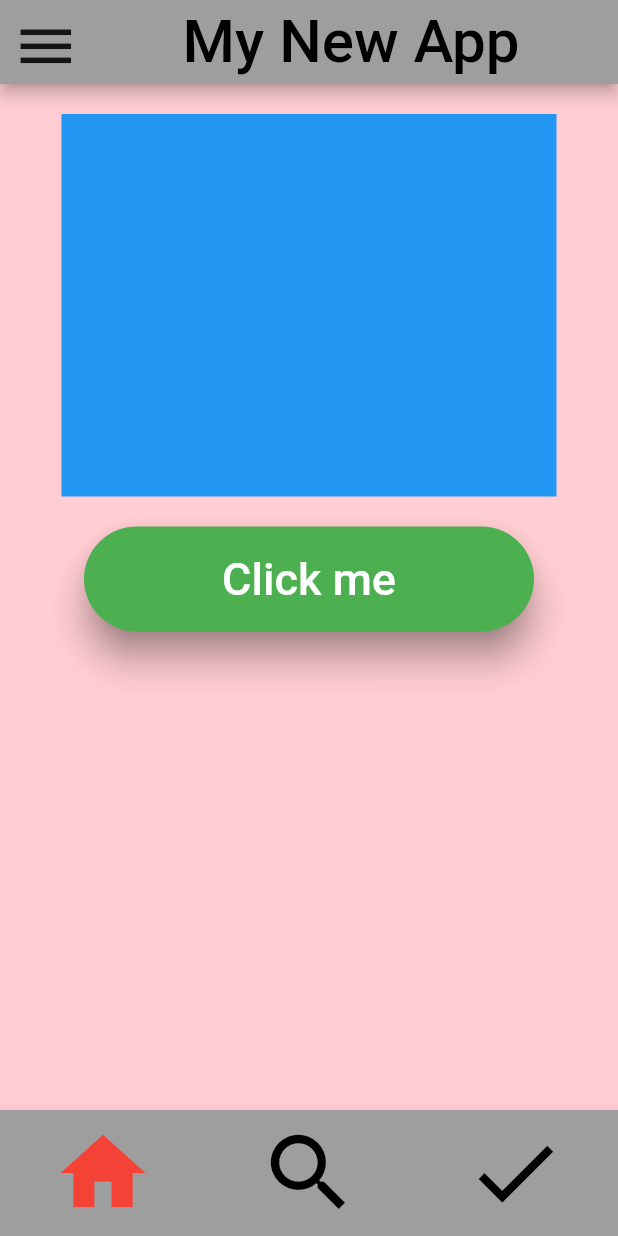
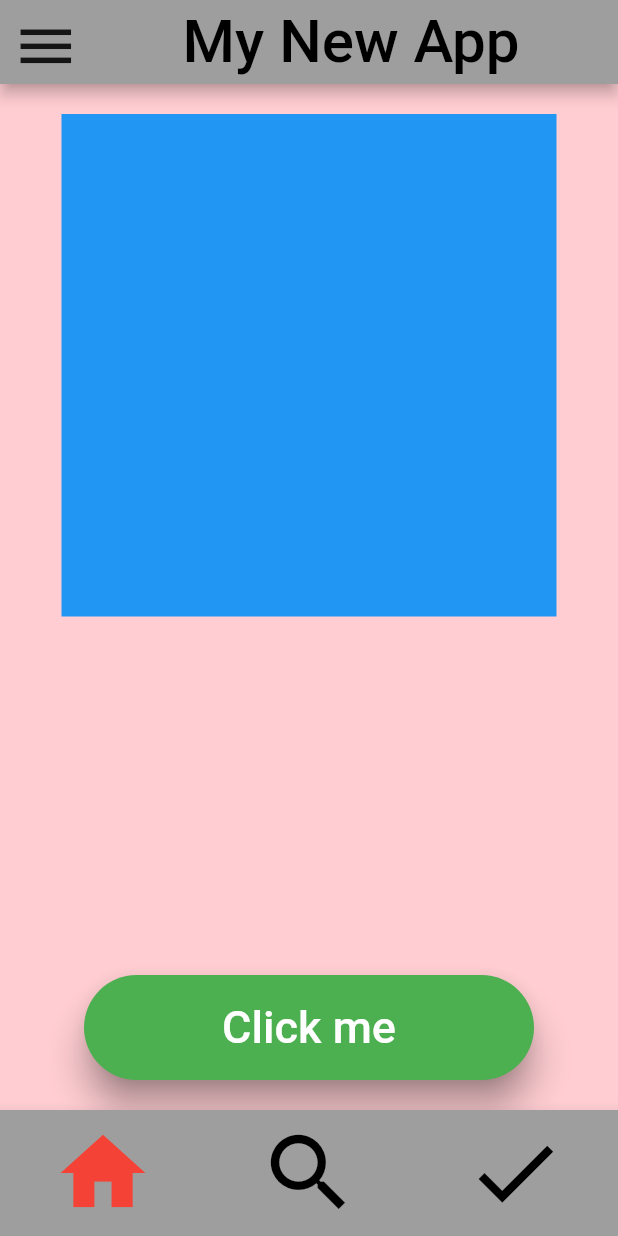
Before and after one commit to katskoru/first_project_from_figma, a Flutter app: the screen it shows after launch, on a phone screen of 412 x 824 dp. Run offline on Flutter 3.47's test engine with Material 2 defaults, Android fonts, the light colour scheme and no system bars; our stand-ins replace flutter_tabler_icons, math_expressions.

Commit message:
button_in_one_place

```diff
--- a/lib/screens/AnimatedContainer.dart
+++ b/lib/screens/AnimatedContainer.dart
@@ -14,7 +14,7 @@ bool _isInitialValue = true;
 
 class _MyAnContState extends State<MyAnCont> {
   var width = 330;
-  var height = 255;
+  var height = 335;
   List list_of_colors = [
     Colors.blue,
     Colors.amber,
@@ -40,7 +40,13 @@ class _MyAnContState extends State<MyAnCont> {
             width: width.toDouble(),
             height: height.toDouble(),
           ),
-          SizedBox(
+          Flexible(
+            flex: 3,
+            child: Align(
+              alignment: Alignment.bottomCenter,
+              child: Padding(
+                padding: const EdgeInsets.all(20.0),
+                child: SizedBox(
                   height: 70.0,
                   width: 300.0,
                   child: ElevatedButton(
@@ -61,7 +67,10 @@ class _MyAnContState extends State<MyAnCont> {
                           index1 = Random().nextInt(list_of_colors.length - 1);
                         });
                       }),
-          )
+                ),
+              ),
+            ),
+          ),
         ],
       ),
     );
```
Lines whose indentation alone changed are shown as unchanged.
